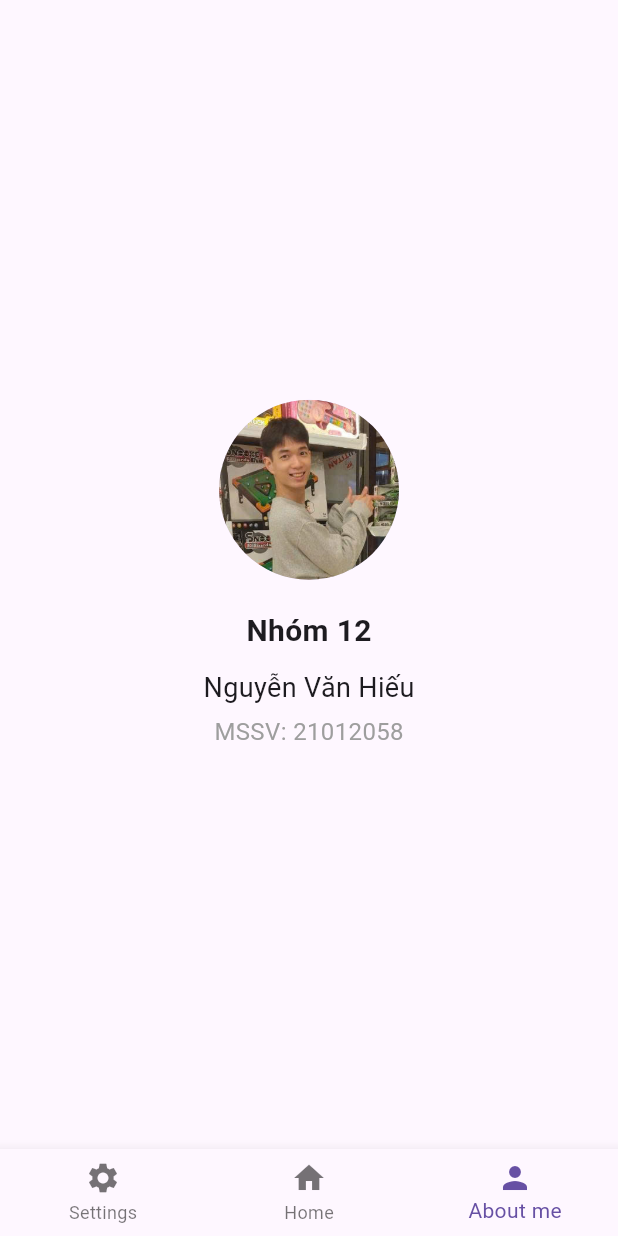
After one commit to HieuP309/2025_2_LTTBDD_N03_Nhom_12, a Flutter app: the screen it shows after launch, item 3 of the bottom bar chosen, on a phone screen of 412 x 824 dp. The commit adds this screen. Run offline on Flutter 3.47's test engine with Material 3 defaults, Android fonts, the phone set to English and light mode, and no system bars.

Commit message:
add about screen

```diff
--- /dev/null
+++ b/lib/about_screen/about_screen.dart
@@ -0,0 +1,49 @@
+import 'package:flutter/material.dart';
+
+class AboutScreen extends StatelessWidget {
+  const AboutScreen({super.key});
+
+  @override
+  Widget build(BuildContext context) {
+    return Center(
+      child: Column(
+        mainAxisAlignment: MainAxisAlignment.center,
+        children: [
+          const CircleAvatar(
+            radius: 60,
+            backgroundImage: AssetImage(
+              "assets/avatar.jpg",
+            ),
+          ),
+
+          const SizedBox(height: 20),
+
+          const Text(
+            "Nhóm 12",
+            style: TextStyle(
+              fontSize: 20,
+              fontWeight: FontWeight.bold,
+            ),
+          ),
+
+          const SizedBox(height: 10),
+
+          const Text(
+            "Nguyễn Văn Hiếu",
+            style: TextStyle(fontSize: 18),
+          ),
+
+          const SizedBox(height: 5),
+
+          const Text(
+            "MSSV: 21012058",
+            style: TextStyle(
+              fontSize: 16,
+              color: Colors.grey,
+            ),
+          ),
+        ],
+      ),
+    );
+  }
+}
--- a/lib/main_screen.dart
+++ b/lib/main_screen.dart
@@ -1,4 +1,5 @@
 import 'package:flutter/material.dart';
+import 'package:flutter_quanlychitieu/about_screen/about_screen.dart';
 import 'home_screen/home_screen.dart';
 import 'setting_screen/setting_screen.dart';
 
@@ -15,6 +16,7 @@ class _MainScreenState extends State<MainScreen> {
   final List<Widget> _screens = [
     SettingScreen(),
     HomeScreen(),
+    AboutScreen(),
   ];
 
   void _onTap(int index) {
@@ -46,7 +48,7 @@ class _MainScreenState extends State<MainScreen> {
 
           BottomNavigationBarItem(
             icon: Icon(Icons.person),
-            label: "About us",
+            label: "About me",
           ),
         ],
       ),
--- a/pubspec.yaml
+++ b/pubspec.yaml
@@ -61,7 +61,8 @@ flutter:
   # assets:
   #   - images/a_dot_burr.jpeg
   #   - images/a_dot_ham.jpeg
-
+  assets:
+    - assets/
   # An image asset can refer to one or more resolution-specific "variants", see
   # https://flutter.dev/to/resolution-aware-images
 
```
Also changed, not shown: assets/avatar.jpg (added).
